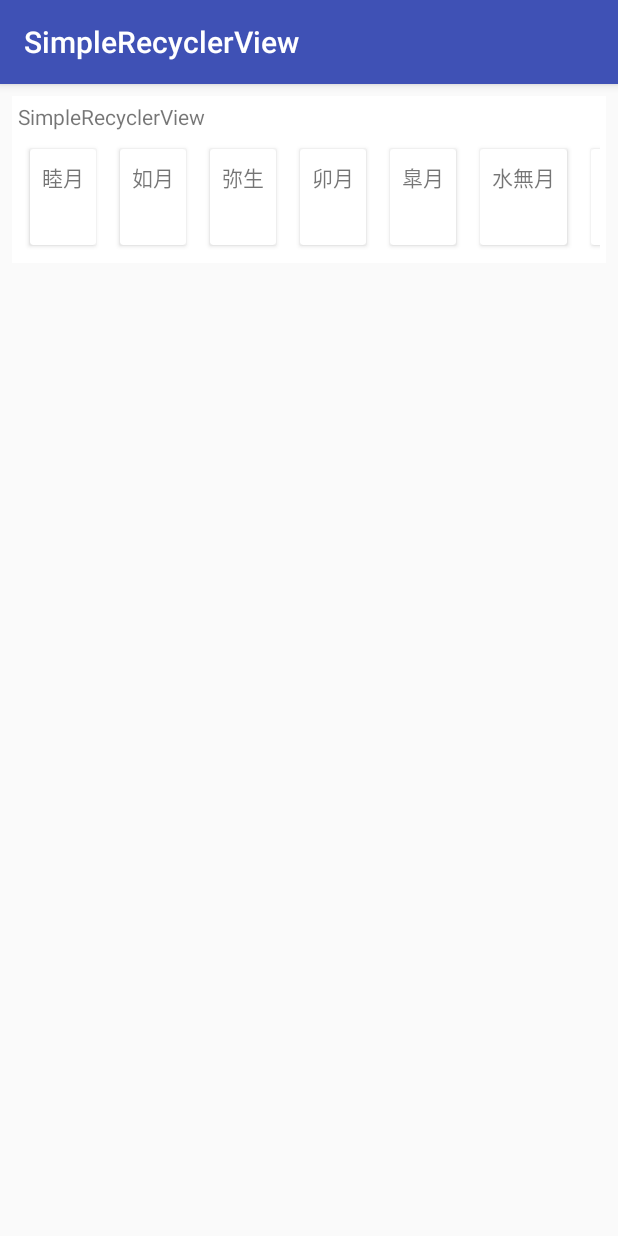
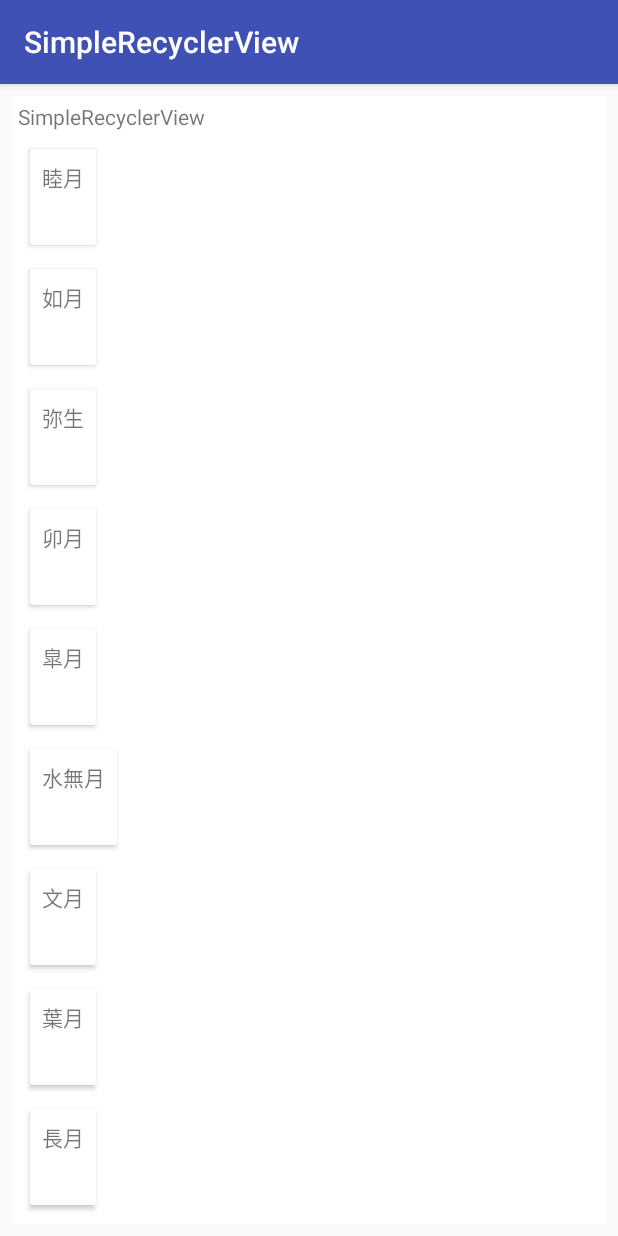
Before and after one commit to ujikawa/Simple-RecyclerView, an Android app: the screen it shows after launch (MainActivity), on a phone screen of 412 x 824 dp. Run offline under Robolectric (Android 15) with nearby library versions, the phone set to English and light mode, and no system bars; our stand-ins replace data binding.

Commit message:
DataBinding

```diff
--- a/app/build.gradle
+++ b/app/build.gradle
@@ -17,6 +17,9 @@ android {
             proguardFiles getDefaultProguardFile('proguard-android.txt'), 'proguard-rules.pro'
         }
     }
+    dataBinding {
+        enabled = true
+    }
 }
 
 dependencies {
--- a/app/src/main/java/com/example/h_ujikawa/simplerecyclerview/MainActivity.java
+++ b/app/src/main/java/com/example/h_ujikawa/simplerecyclerview/MainActivity.java
@@ -1,29 +1,30 @@
 package com.example.h_ujikawa.simplerecyclerview;
 
+import android.databinding.DataBindingUtil;
 import android.os.Bundle;
 import android.support.v7.app.AppCompatActivity;
 import android.support.v7.widget.LinearLayoutManager;
-import android.support.v7.widget.RecyclerView;
+
+import com.example.h_ujikawa.simplerecyclerview.databinding.ActivityMainBinding;
 
 import java.util.ArrayList;
 import java.util.List;
 
 public class MainActivity extends AppCompatActivity {
 
-    private RecyclerView recyclerView;
     private RecyclerViewAdapter recyclerViewAdapter;
 
     @Override
     protected void onCreate(Bundle savedInstanceState) {
         super.onCreate(savedInstanceState);
-        setContentView(R.layout.activity_recycler_view);
-        recyclerView = (RecyclerView) findViewById(R.id.recycler_view);
 
-        LinearLayoutManager linearLayoutManager = new LinearLayoutManager(this,LinearLayoutManager.HORIZONTAL, false);
-        recyclerView.setLayoutManager(linearLayoutManager);
+        ActivityMainBinding binding = DataBindingUtil.setContentView(this, R.layout.activity_main);
+
+        LinearLayoutManager linearLayoutManager = new LinearLayoutManager(this, LinearLayoutManager.VERTICAL, false);
+        binding.recyclerView.setLayoutManager(linearLayoutManager);
 
         recyclerViewAdapter = new RecyclerViewAdapter(getListData());
-        recyclerView.setAdapter(recyclerViewAdapter);
+        binding.recyclerView.setAdapter(recyclerViewAdapter);
     }
 
     private List<String> getListData() {
--- a/app/src/main/java/com/example/h_ujikawa/simplerecyclerview/RecyclerViewAdapter.java
+++ b/app/src/main/java/com/example/h_ujikawa/simplerecyclerview/RecyclerViewAdapter.java
@@ -2,40 +2,40 @@ package com.example.h_ujikawa.simplerecyclerview;
 
 import android.support.v7.widget.RecyclerView;
 import android.view.LayoutInflater;
-import android.view.View;
 import android.view.ViewGroup;
-import android.widget.TextView;
+
+import com.example.h_ujikawa.simplerecyclerview.databinding.RowBinding;
 
 import java.util.List;
 
 public class RecyclerViewAdapter extends RecyclerView.Adapter<RecyclerViewAdapter.ViewHolder> {
 
-    protected List<String> dataSet;
+    private List<String> dataSet;
 
-    public static class ViewHolder extends RecyclerView.ViewHolder {
-        public final TextView textView;
+    static class ViewHolder extends RecyclerView.ViewHolder {
+        final RowBinding binding;
 
-        public ViewHolder(View v) {
-            super(v);
-            textView = (TextView) v.findViewById(R.id.text_view);
+        ViewHolder(RowBinding binding) {
+            super(binding.getRoot());
+            this.binding = binding;
         }
     }
 
-    public RecyclerViewAdapter(List<String> myDataSet) {
+    RecyclerViewAdapter(List<String> myDataSet) {
         dataSet = myDataSet;
     }
 
     @Override
     public RecyclerViewAdapter.ViewHolder onCreateViewHolder(ViewGroup parent, int viewType) {
-        View v = LayoutInflater.from(parent.getContext()).inflate(R.layout.row, parent, false);
-        ViewHolder vh = new ViewHolder(v);
-        return vh;
+        RowBinding binding = RowBinding.inflate(LayoutInflater.from(parent.getContext()), parent, false);
+        return new ViewHolder(binding);
     }
 
     @Override
     public void onBindViewHolder(ViewHolder holder, int position) {
         String text = dataSet.get(position);
-        holder.textView.setText(text);
+        holder.binding.rowTextView.setText(text);
+        holder.binding.executePendingBindings();
     }
 
     @Override
--- /dev/null
+++ b/app/src/main/res/layout/activity_main.xml
@@ -0,0 +1,26 @@
+<?xml version="1.0" encoding="utf-8"?>
+<layout xmlns:android="http://schemas.android.com/apk/res/android">
+
+    <RelativeLayout
+        android:layout_width="match_parent"
+        android:layout_height="wrap_content"
+        android:layout_margin="8dp"
+        android:background="@color/white"
+        android:orientation="vertical"
+        android:padding="4dp">
+
+        <TextView
+            android:id="@+id/title"
+            android:layout_width="wrap_content"
+            android:layout_height="wrap_content"
+            android:layout_marginBottom="4dp"
+            android:text="@string/app_name" />
+
+        <android.support.v7.widget.RecyclerView
+            android:id="@+id/recycler_view"
+            android:layout_width="match_parent"
+            android:layout_height="wrap_content"
+            android:layout_below="@+id/title" />
+
+    </RelativeLayout>
+</layout>
--- a/app/src/main/res/layout/activity_recycler_view.xml
+++ /dev/null
@@ -1,23 +0,0 @@
-<?xml version="1.0" encoding="utf-8"?>
-<RelativeLayout xmlns:android="http://schemas.android.com/apk/res/android"
-    android:layout_width="match_parent"
-    android:layout_height="wrap_content"
-    android:layout_margin="8dp"
-    android:background="@color/white"
-    android:orientation="vertical"
-    android:padding="4dp">
-
-    <TextView
-        android:id="@+id/title"
-        android:layout_width="wrap_content"
-        android:layout_height="wrap_content"
-        android:layout_marginBottom="4dp"
-        android:text="@string/app_name" />
-
-    <android.support.v7.widget.RecyclerView
-        android:id="@+id/recycler_view"
-        android:layout_width="match_parent"
-        android:layout_height="wrap_content"
-        android:layout_below="@+id/title" />
-
-</RelativeLayout>
--- a/app/src/main/res/layout/row.xml
+++ b/app/src/main/res/layout/row.xml
@@ -1,13 +1,16 @@
 <?xml version="1.0" encoding="utf-8"?>
-<android.support.v7.widget.CardView xmlns:android="http://schemas.android.com/apk/res/android"
+<layout xmlns:android="http://schemas.android.com/apk/res/android">
+
+    <android.support.v7.widget.CardView
         android:layout_width="wrap_content"
         android:layout_height="64dp"
         android:layout_margin="8dp"
         android:orientation="vertical">
 
         <TextView
-        android:id="@+id/text_view"
+            android:id="@+id/row_text_view"
             android:layout_width="wrap_content"
             android:layout_height="wrap_content"
             android:layout_margin="8dp" />
     </android.support.v7.widget.CardView>
+</layout>
```
Lines whose indentation alone changed are shown as unchanged.
